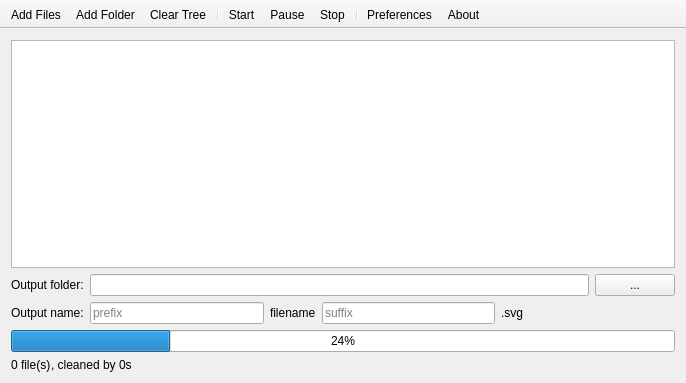
Above: src/mainwindow.ui from RazrFalcon/svgcleaner-gui before the change. Below: the same form after it.
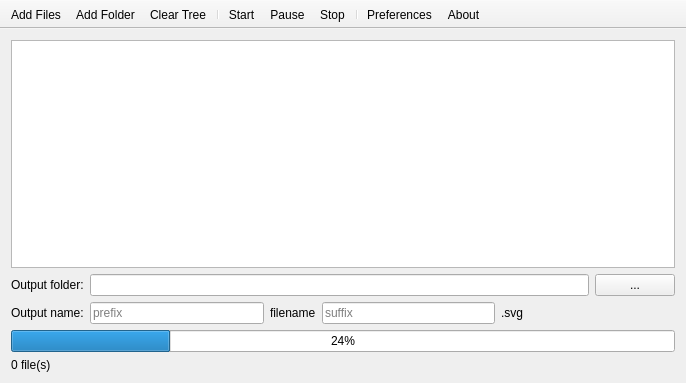
That is the form after the change. Icons and pictures are not drawn. Custom widgets are drawn as their Qt base class.

Commit message: Time measurement removed. Version bump.

The edit to the form file:
```diff
--- a/src/mainwindow.ui
+++ b/src/mainwindow.ui
@@ -147,11 +147,6 @@
      </widget>
     </item>
     <item>
-     <layout class="QHBoxLayout" name="horizontalLayout_2">
-      <property name="spacing">
-       <number>0</number>
-      </property>
-      <item>
        <widget class="QLabel" name="lblFiles">
         <property name="sizePolicy">
          <sizepolicy hsizetype="Fixed" vsizetype="Preferred">
@@ -163,15 +158,6 @@
          <string>0 file(s)</string>
         </property>
        </widget>
-      </item>
-      <item>
-       <widget class="QLabel" name="lblTime">
-        <property name="text">
-         <string>, cleaned by 0s</string>
-        </property>
-       </widget>
-      </item>
-     </layout>
     </item>
    </layout>
   </widget>
```
Lines whose indentation alone changed are shown as unchanged. The commit also changes 7 other files.
